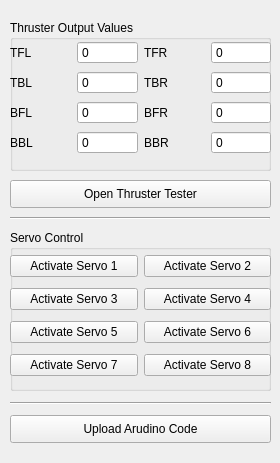
DukeRobotics/robosub-ros, file landside/catkin_ws/src/gui/resource/OffboardWidget.ui: the form before one commit.
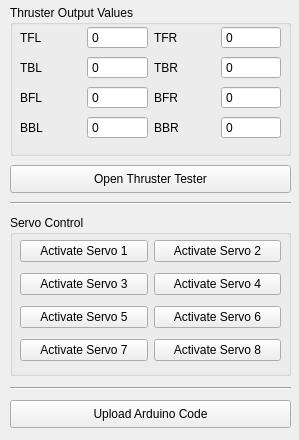
The form after the commit.

The edit to the form file:
```diff
--- a/landside/catkin_ws/src/gui/resource/OffboardWidget.ui
+++ b/landside/catkin_ws/src/gui/resource/OffboardWidget.ui
@@ -6,8 +6,8 @@
    <rect>
     <x>0</x>
     <y>0</y>
-    <width>280</width>
-    <height>463</height>
+    <width>299</width>
+    <height>440</height>
    </rect>
   </property>
   <property name="windowTitle">
@@ -17,8 +17,8 @@
    <property name="geometry">
     <rect>
      <x>10</x>
-     <y>20</y>
-     <width>261</width>
+     <y>5</y>
+     <width>281</width>
      <height>151</height>
     </rect>
    </property>
@@ -28,7 +28,7 @@
    <widget class="QWidget" name="gridLayoutWidget">
     <property name="geometry">
      <rect>
-      <x>0</x>
+      <x>10</x>
       <y>20</y>
       <width>261</width>
       <height>119</height>
@@ -282,8 +282,8 @@
    <property name="geometry">
     <rect>
      <x>10</x>
-     <y>180</y>
-     <width>261</width>
+     <y>165</y>
+     <width>281</width>
      <height>28</height>
     </rect>
    </property>
@@ -295,8 +295,8 @@
    <property name="geometry">
     <rect>
      <x>10</x>
-     <y>230</y>
-     <width>261</width>
+     <y>215</y>
+     <width>281</width>
      <height>161</height>
     </rect>
    </property>
@@ -306,7 +306,7 @@
    <widget class="QWidget" name="gridLayoutWidget_2">
     <property name="geometry">
      <rect>
-      <x>0</x>
+      <x>10</x>
       <y>20</y>
       <width>261</width>
       <height>135</height>
@@ -376,8 +376,8 @@
    <property name="geometry">
     <rect>
      <x>10</x>
-     <y>210</y>
-     <width>260</width>
+     <y>195</y>
+     <width>281</width>
      <height>16</height>
     </rect>
    </property>
@@ -392,21 +392,21 @@
    <property name="geometry">
     <rect>
      <x>10</x>
-     <y>415</y>
-     <width>261</width>
+     <y>400</y>
+     <width>281</width>
      <height>28</height>
     </rect>
    </property>
    <property name="text">
-    <string>Upload Arudino Code</string>
+    <string>Upload Arduino Code</string>
    </property>
   </widget>
   <widget class="Line" name="line_2">
    <property name="geometry">
     <rect>
      <x>10</x>
-     <y>395</y>
-     <width>261</width>
+     <y>380</y>
+     <width>281</width>
      <height>16</height>
     </rect>
    </property>
```
